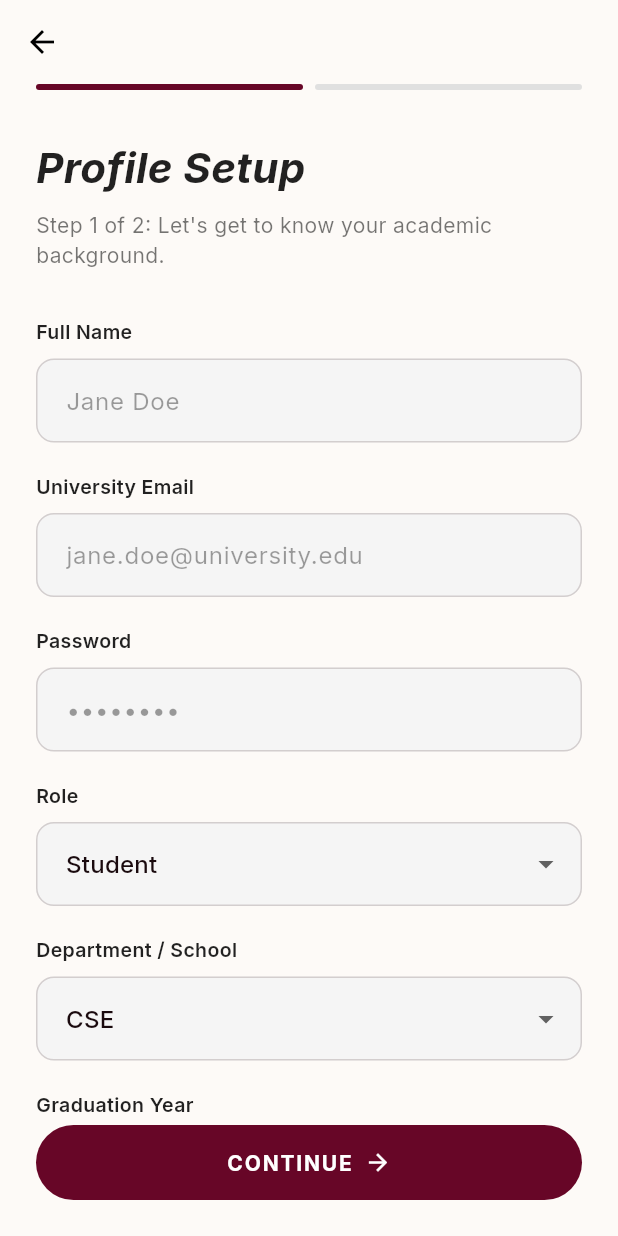
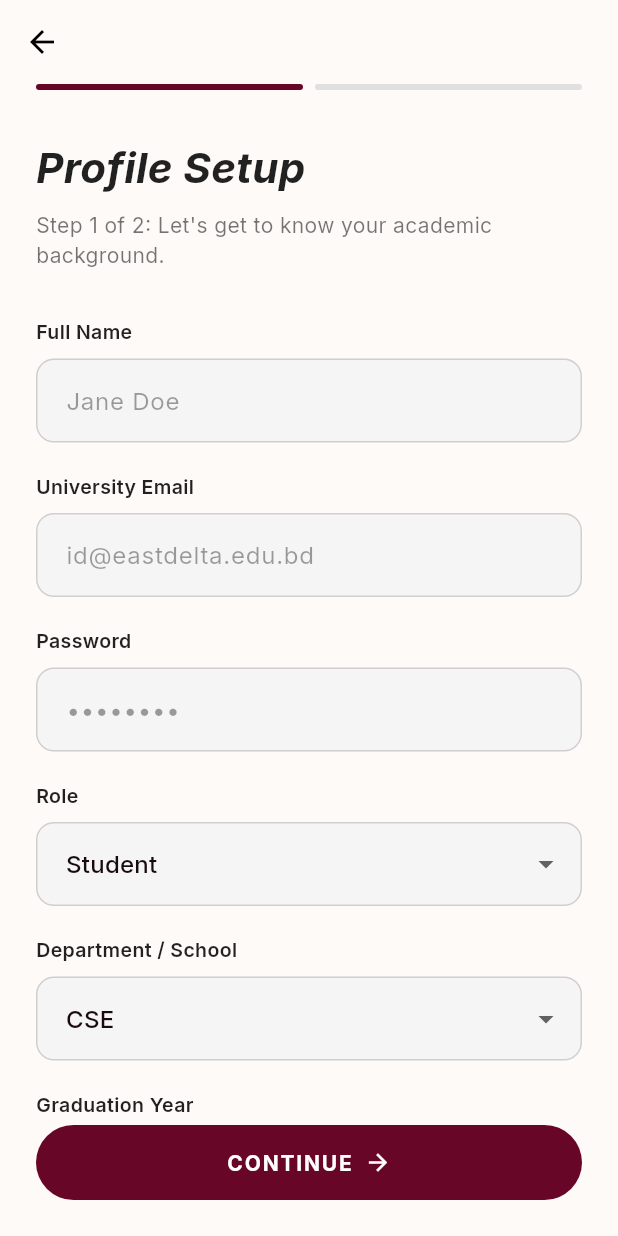
Before and after one commit to akramrafid/EDU_Alumni_Connect-, a Flutter app: the ProfileSetupPage screen opened by its route, on a phone screen of 412 x 824 dp. Run offline on Flutter 3.47's test engine with Material 3 defaults, Android fonts, the phone set to English and light mode, and no system bars; our stand-ins replace cloud_firestore, cloud_functions, firebase_auth, firebase_core, firebase_storage, flutter_riverpod and 8 more; missing offline and left inert: firebase_app_check; accounts and stored records are empty; generated files the repository leaves out were written again.

```diff
--- a/lib/features/auth/presentation/pages/profile_setup_page.dart
+++ b/lib/features/auth/presentation/pages/profile_setup_page.dart
@@ -205,7 +205,7 @@ class _ProfileSetupPageState extends ConsumerState<ProfileSetupPage> {
                         _buildTextField(
                           controller: _emailController,
                           label: 'University Email',
-                          hint: 'jane.doe@university.edu',
+                          hint: 'id@eastdelta.edu.bd',
                           enabled: !isLoading,
                           keyboardType: TextInputType.emailAddress,
                           validator: (value) {
--- a/lib/features/auth/presentation/pages/register_screen.dart
+++ b/lib/features/auth/presentation/pages/register_screen.dart
@@ -268,7 +268,7 @@ class _RegisterScreenState extends ConsumerState<RegisterScreen> {
                           return AppTextField(
                             controller: _emailController,
                             label: isStudent ? 'University Email' : 'Email Address', // TODO: l10n
-                            hint: isStudent ? 'username@eastdelta.edu.bd' : 'username@gmail.com', // TODO: l10n
+                            hint: isStudent ? 'id@eastdelta.edu.bd' : 'id@eastdelta.edu.bd', // TODO: l10n
                             keyboardType: TextInputType.emailAddress,
                             prefixIcon: const Icon(Icons.email_outlined),
                             enabled: !isLoading,
```
